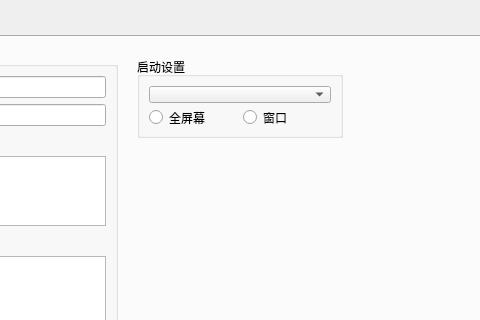
The window that GameConfig/GameConfig.ui (Icemic/BKOven) describes before a commit, drawn with Qt 5; both pictures show x 156 to 636 and y 0 to 320 of the 1053 by 576 pixel window.
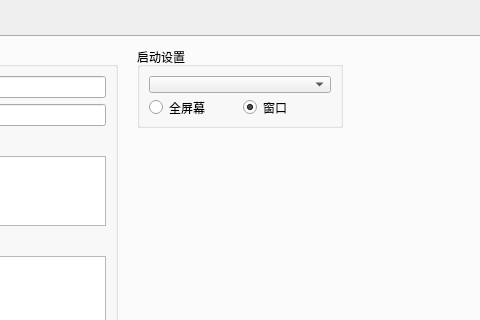
The same window after the commit. The open tabs and pages were chosen to show the change.

Commit message: 久远的更新……

```diff
--- a/GameConfig/GameConfig.ui
+++ b/GameConfig/GameConfig.ui
@@ -102,7 +102,7 @@
        <property name="geometry">
         <rect>
          <x>280</x>
-         <y>20</y>
+         <y>10</y>
          <width>206</width>
          <height>81</height>
         </rect>
@@ -128,6 +128,9 @@
             <property name="text">
              <string>窗口</string>
             </property>
+            <property name="checked">
+             <bool>true</bool>
+            </property>
            </widget>
           </item>
          </layout>
```
Left out of the diff: 14 changed lines with no effect on the pictures. The commit also changes 2 other files.
